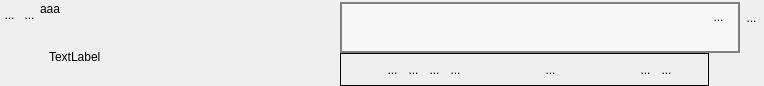
Qt form UiQT5/desWidgetPlusieursBase.ui (SalomePlatform/eficas_tools) before a commit.
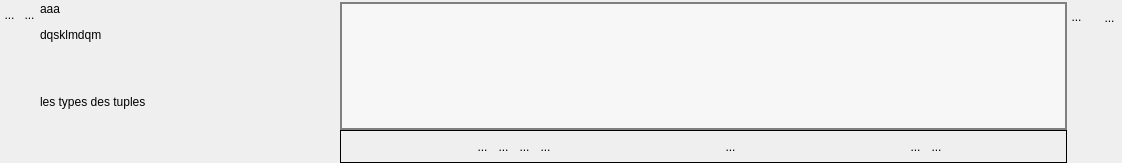
The same form after that commit. Icons and pictures are not drawn. Custom widgets are drawn as their Qt base class.

The edit to the form file:
```diff
--- a/UiQT5/desWidgetPlusieursBase.ui
+++ b/UiQT5/desWidgetPlusieursBase.ui
@@ -6,8 +6,8 @@
    <rect>
     <x>0</x>
     <y>0</y>
-    <width>764</width>
-    <height>86</height>
+    <width>1122</width>
+    <height>163</height>
    </rect>
   </property>
   <property name="sizePolicy">
@@ -212,26 +212,47 @@
           <x>0</x>
           <y>0</y>
           <width>300</width>
-          <height>57</height>
+          <height>101</height>
          </rect>
         </property>
         <property name="sizePolicy">
-         <sizepolicy hsizetype="Expanding" vsizetype="Preferred">
+         <sizepolicy hsizetype="Expanding" vsizetype="Expanding">
           <horstretch>0</horstretch>
           <verstretch>0</verstretch>
          </sizepolicy>
         </property>
         <layout class="QHBoxLayout" name="horizontalLayout_7">
+         <property name="spacing">
+          <number>0</number>
+         </property>
+         <property name="leftMargin">
+          <number>0</number>
+         </property>
+         <property name="topMargin">
+          <number>0</number>
+         </property>
+         <property name="rightMargin">
+          <number>0</number>
+         </property>
+         <property name="bottomMargin">
+          <number>0</number>
+         </property>
          <item>
           <widget class="QLabel" name="monCommentaireLabel">
            <property name="sizePolicy">
-            <sizepolicy hsizetype="Expanding" vsizetype="MinimumExpanding">
+            <sizepolicy hsizetype="Expanding" vsizetype="Expanding">
              <horstretch>0</horstretch>
              <verstretch>0</verstretch>
             </sizepolicy>
            </property>
+           <property name="minimumSize">
+            <size>
+             <width>300</width>
+             <height>0</height>
+            </size>
+           </property>
            <property name="text">
-            <string>TextLabel</string>
+            <string>&lt;html&gt;&lt;head/&gt;&lt;body&gt;&lt;p&gt;les types des tuples&lt;/p&gt;&lt;/body&gt;&lt;/html&gt;</string>
            </property>
           </widget>
          </item>
@@ -278,9 +299,6 @@
        <property name="lineWidth">
         <number>1</number>
        </property>
-       <property name="sizeAdjustPolicy">
-        <enum>QAbstractScrollArea::AdjustToContentsOnFirstShow</enum>
-       </property>
        <property name="widgetResizable">
         <bool>true</bool>
        </property>
@@ -292,8 +310,8 @@
          <rect>
           <x>0</x>
           <y>0</y>
-          <width>398</width>
-          <height>48</height>
+          <width>705</width>
+          <height>122</height>
          </rect>
         </property>
         <property name="sizePolicy">
```
